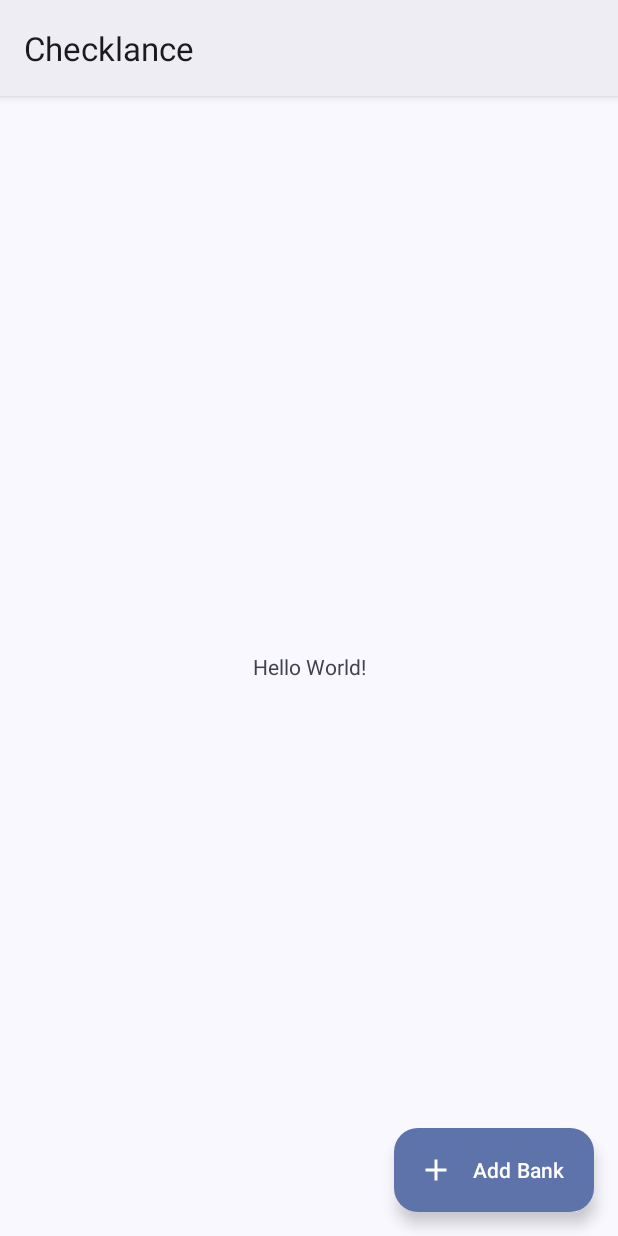
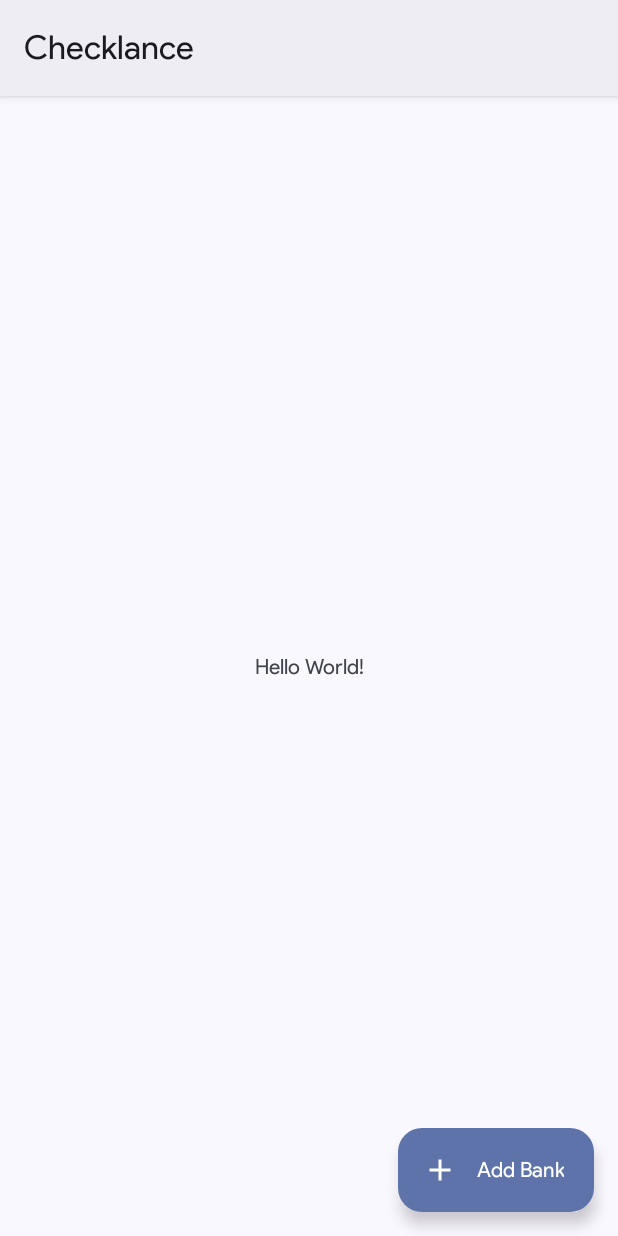
Before and after one commit to Akruzen/Checklance, an Android app: the screen it shows after launch (MainActivity), on a phone screen of 412 x 824 dp. Run offline under Robolectric (Android 15) with nearby library versions, the phone set to English and light mode, and no system bars.

Commit message:
Added Bank SVG, Product Sans font

```diff
--- a/app/src/main/AndroidManifest.xml
+++ b/app/src/main/AndroidManifest.xml
@@ -17,7 +17,7 @@
         android:label="@string/app_name"
         android:roundIcon="@mipmap/ic_launcher_round"
         android:supportsRtl="true"
-        android:theme="@style/Theme.Material3.DynamicColors.DayNight"
+        android:theme="@style/Base.Theme.Checklance"
         tools:targetApi="31" >
         <activity
             android:name=".MainActivity"
--- /dev/null
+++ b/app/src/main/res/font/product_sans.xml
@@ -0,0 +1,13 @@
+<?xml version="1.0" encoding="utf-8"?>
+<font-family xmlns:android="http://schemas.android.com/apk/res/android">
+    <font
+        android:fontStyle="normal"
+        android:fontWeight="400"
+        android:font="@font/product_sans_regular" />
+
+    <font
+        android:fontStyle="italic"
+        android:fontWeight="400"
+        android:font="@font/product_sans_italic" />
+
+</font-family>
--- a/app/src/main/res/values-night/themes.xml
+++ b/app/src/main/res/values-night/themes.xml
@@ -1,7 +1,8 @@
-<resources xmlns:tools="http://schemas.android.com/tools">
+<resources>
     <!-- Base application theme. -->
-    <style name="Base.Theme.Checklance" parent="Theme.Material3.DayNight.NoActionBar">
+    <style name="Base.Theme.Checklance" parent="Theme.Material3.DynamicColors.DayNight">
         <!-- Customize your dark theme here. -->
+        <item name="android:fontFamily">@font/product_sans</item>
         <!-- <item name="colorPrimary">@color/my_dark_primary</item> -->
     </style>
 </resources>
--- /dev/null
+++ b/app/src/main/res/values-v31/colors.xml
@@ -0,0 +1,4 @@
+<?xml version="1.0" encoding="utf-8"?>
+<resources>
+    <color name="dynamic_artwork">@color/material_dynamic_primary50</color>
+</resources>
--- a/app/src/main/res/values/colors.xml
+++ b/app/src/main/res/values/colors.xml
@@ -2,4 +2,5 @@
 <resources>
     <color name="black">#FF000000</color>
     <color name="white">#FFFFFFFF</color>
+    <color name="dynamic_artwork">#009688</color>
 </resources>
--- a/app/src/main/res/values/themes.xml
+++ b/app/src/main/res/values/themes.xml
@@ -1,9 +1,9 @@
-<resources xmlns:tools="http://schemas.android.com/tools">
+<resources>
     <!-- Base application theme. -->
-    <style name="Base.Theme.Checklance" parent="Theme.Material3.DayNight.NoActionBar">
+    <style name="Base.Theme.Checklance" parent="Theme.Material3.DynamicColors.DayNight">
         <!-- Customize your light theme here. -->
+        <item name="android:fontFamily">@font/product_sans</item>
         <!-- <item name="colorPrimary">@color/my_light_primary</item> -->
     </style>
 
-    <style name="Theme.Checklance" parent="Base.Theme.Checklance" />
 </resources>
```
Also changed, not shown: app/src/main/res/drawable/bank.xml (added, +53 -0 lines), app/src/main/res/layout/fragment_add_bank.xml (+15 -2 lines), app/src/main/res/values/dimens.xml (added, +12 -0 lines), app/src/main/res/font/product_sans_bold.ttf (added), app/src/main/res/font/product_sans_bold_italic.ttf (added), app/src/main/res/font/product_sans_italic.ttf (added), app/src/main/res/font/product_sans_regular.ttf (added).
